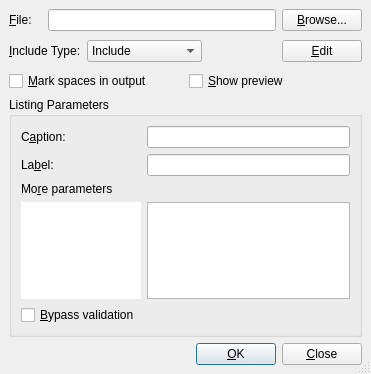
First picture: the form in src/frontends/qt4/ui/IncludeUi.ui, repository cburschka/lyx, before the edit.
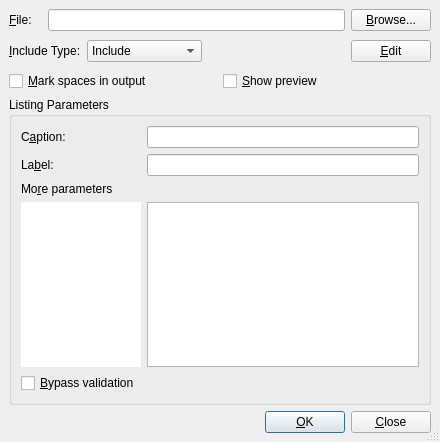
Second picture: the form after the edit.

Commit message: Fix bug 4475. Add ability to create child from the include dialog.

Diff of the .ui file:
```diff
--- a/src/frontends/qt4/ui/IncludeUi.ui
+++ b/src/frontends/qt4/ui/IncludeUi.ui
@@ -1,12 +1,12 @@
 <ui version="4.0" >
  <class>IncludeUi</class>
- <widget class="QDialog" name="IncludeUi" >
-  <property name="geometry" >
+ <widget class="QDialog" name="IncludeUi">
+  <property name="geometry">
    <rect>
     <x>0</x>
     <y>0</y>
-    <width>371</width>
-    <height>374</height>
+    <width>440</width>
+    <height>442</height>
    </rect>
   </property>
   <property name="windowTitle" >
@@ -19,15 +19,22 @@
    <property name="margin" >
     <number>9</number>
    </property>
-   <property name="spacing" >
+   <property name="topMargin">
+    <number>9</number>
+   </property>
+   <property name="rightMargin">
+    <number>9</number>
+   </property>
+   <property name="bottomMargin">
+    <number>9</number>
+   </property>
+   <property name="spacing">
     <number>6</number>
    </property>
-   <item row="3" column="0" colspan="6" >
-    <widget class="QGroupBox" name="listingsGB" >
-     <property name="sizePolicy" >
-      <sizepolicy>
-       <hsizetype>7</hsizetype>
-       <vsizetype>7</vsizetype>
+   <item row="3" column="0" colspan="6">
+    <widget class="QGroupBox" name="listingsGB">
+     <property name="sizePolicy">
+      <sizepolicy hsizetype="Expanding" vsizetype="Expanding">
        <horstretch>0</horstretch>
        <verstretch>0</verstretch>
       </sizepolicy>
@@ -39,15 +46,22 @@
       <property name="margin" >
        <number>9</number>
       </property>
-      <property name="spacing" >
+      <property name="topMargin">
+       <number>9</number>
+      </property>
+      <property name="rightMargin">
+       <number>9</number>
+      </property>
+      <property name="bottomMargin">
+       <number>9</number>
+      </property>
+      <property name="spacing">
        <number>6</number>
       </property>
-      <item row="3" column="1" >
-       <widget class="QTextEdit" name="listingsED" >
-        <property name="sizePolicy" >
-         <sizepolicy>
-          <hsizetype>5</hsizetype>
-          <vsizetype>7</vsizetype>
+      <item row="3" column="1">
+       <widget class="QTextEdit" name="listingsED">
+        <property name="sizePolicy">
+         <sizepolicy hsizetype="Preferred" vsizetype="Expanding">
           <horstretch>0</horstretch>
           <verstretch>0</verstretch>
          </sizepolicy>
@@ -113,12 +127,10 @@
         </property>
        </widget>
       </item>
-      <item row="3" column="0" >
-       <widget class="QTextBrowser" name="listingsTB" >
-        <property name="sizePolicy" >
-         <sizepolicy>
-          <hsizetype>0</hsizetype>
-          <vsizetype>7</vsizetype>
+      <item row="3" column="0">
+       <widget class="QTextBrowser" name="listingsTB">
+        <property name="sizePolicy">
+         <sizepolicy hsizetype="Fixed" vsizetype="Expanding">
           <horstretch>0</horstretch>
           <verstretch>0</verstretch>
          </sizepolicy>
@@ -161,20 +173,27 @@
      </layout>
     </widget>
    </item>
-   <item row="2" column="0" colspan="6" >
-    <layout class="QHBoxLayout" >
-     <property name="margin" >
-      <number>0</number>
-     </property>
-     <property name="spacing" >
+   <item row="2" column="0" colspan="6">
+    <layout class="QHBoxLayout">
+     <property name="spacing">
       <number>6</number>
      </property>
+     <property name="leftMargin">
+      <number>0</number>
+     </property>
+     <property name="topMargin">
+      <number>0</number>
+     </property>
+     <property name="rightMargin">
+      <number>0</number>
+     </property>
+     <property name="bottomMargin">
+      <number>0</number>
+     </property>
      <item>
-      <widget class="QCheckBox" name="visiblespaceCB" >
-       <property name="sizePolicy" >
-        <sizepolicy>
-         <hsizetype>3</hsizetype>
-         <vsizetype>0</vsizetype>
+      <widget class="QCheckBox" name="visiblespaceCB">
+       <property name="sizePolicy">
+        <sizepolicy hsizetype="MinimumExpanding" vsizetype="Fixed">
          <horstretch>0</horstretch>
          <verstretch>0</verstretch>
         </sizepolicy>
@@ -188,11 +207,9 @@
       </widget>
      </item>
      <item>
-      <widget class="QCheckBox" name="previewCB" >
-       <property name="sizePolicy" >
-        <sizepolicy>
-         <hsizetype>3</hsizetype>
-         <vsizetype>0</vsizetype>
+      <widget class="QCheckBox" name="previewCB">
+       <property name="sizePolicy">
+        <sizepolicy hsizetype="MinimumExpanding" vsizetype="Fixed">
          <horstretch>0</horstretch>
          <verstretch>0</verstretch>
         </sizepolicy>
@@ -207,14 +224,23 @@
      </item>
     </layout>
    </item>
-   <item row="4" column="0" colspan="6" >
-    <layout class="QHBoxLayout" >
-     <property name="margin" >
-      <number>0</number>
-     </property>
-     <property name="spacing" >
+   <item row="4" column="0" colspan="6">
+    <layout class="QHBoxLayout">
+     <property name="spacing">
       <number>6</number>
      </property>
+     <property name="leftMargin">
+      <number>0</number>
+     </property>
+     <property name="topMargin">
+      <number>0</number>
+     </property>
+     <property name="rightMargin">
+      <number>0</number>
+     </property>
+     <property name="bottomMargin">
+      <number>0</number>
+     </property>
      <item>
       <spacer>
        <property name="orientation" >
```
Left out of the diff: 173 changed lines with no effect on the pictures. The commit also changes 2 other files.
